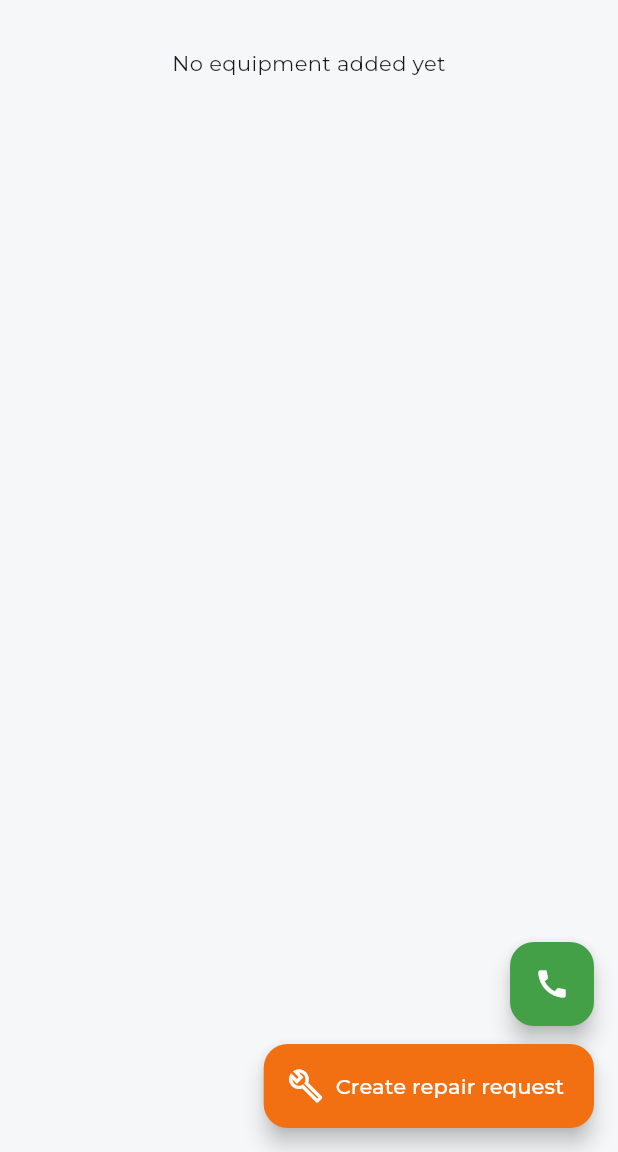
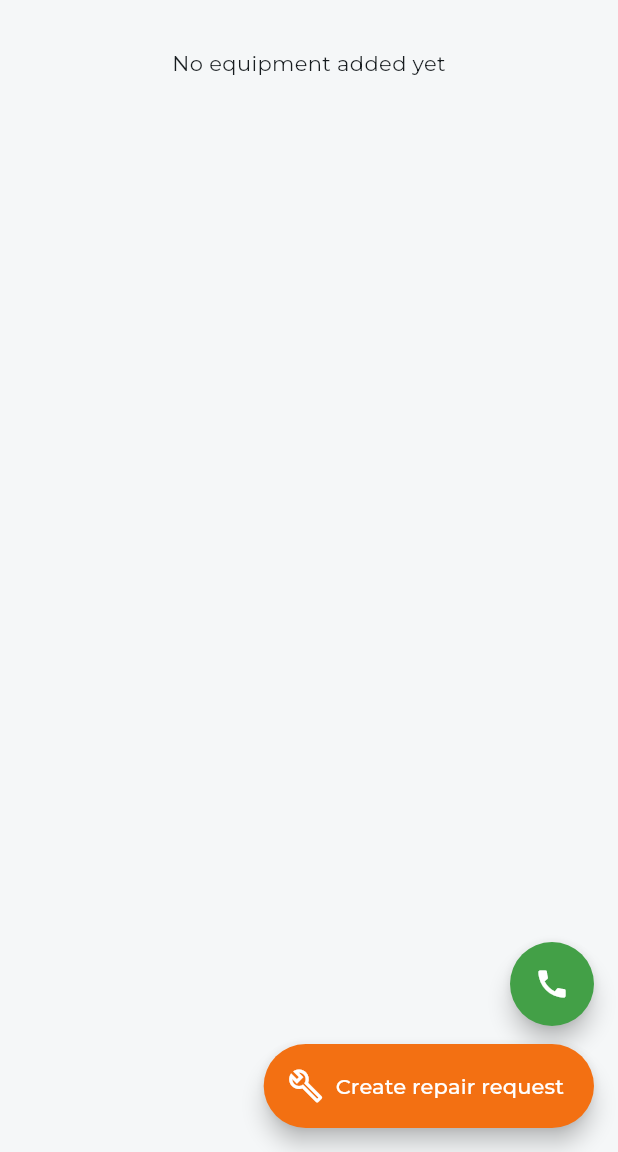
Before and after one commit to savvivs-droid/Project-service, a Flutter app: the ClientEquipmentCategoryScreen screen opened directly with empty values, on a phone screen of 412 x 824 dp, the part 84-1236 px from its top. Run offline on Flutter 3.47's test engine with Material 3 defaults, Android fonts, the phone set to English and light mode, and no system bars; our stand-ins replace firebase_core, firebase_messaging, flutter_dotenv, image_picker, shared_preferences, supabase_flutter and 1 more; accounts and stored records are empty; network calls fail.

```diff
--- a/lib/features/home/support_action_buttons.dart
+++ b/lib/features/home/support_action_buttons.dart
@@ -63,6 +63,9 @@ class SupportActionButtons extends StatelessWidget {
           // экранах стека навигации одновременно (во время перехода) —
           // без heroTag: null Flutter падает на дублирующемся теге.
           heroTag: null,
+          // Явный CircleBorder — иначе Material 3 по умолчанию рисует
+          // скруглённый квадрат ("сквиркл"), а не круг.
+          shape: const CircleBorder(),
           onPressed: () => _callSupport(context),
           backgroundColor: Colors.green.shade600,
           foregroundColor: Colors.white,
@@ -72,6 +75,9 @@ class SupportActionButtons extends StatelessWidget {
         const SizedBox(height: 12),
         FloatingActionButton.extended(
           heroTag: null,
+          // Явный StadiumBorder — полностью скруглённая "таблетка"
+          // вместо квадратных углов по умолчанию в Material 3.
+          shape: const StadiumBorder(),
           onPressed: () => _openCreateRequest(context),
           backgroundColor: Theme.of(context).colorScheme.secondary,
           foregroundColor: Colors.white,
```
